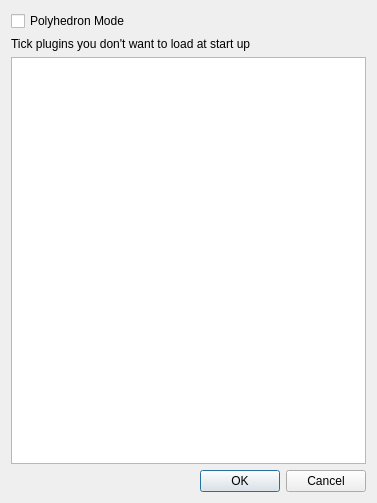
First picture: the form in Polyhedron/demo/Polyhedron/Preferences.ui, repository CGAL/cgal, before the edit.
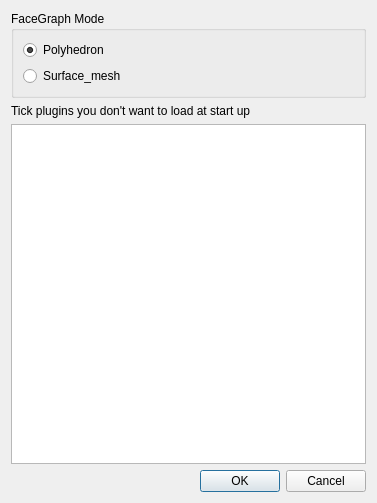
Second picture: the form after the edit.

Commit message: Remove property maps from header and adapt Polyhedorn_mode selection to its new name

```diff
--- a/Polyhedron/demo/Polyhedron/Preferences.ui
+++ b/Polyhedron/demo/Polyhedron/Preferences.ui
@@ -15,16 +15,29 @@
   </property>
   <layout class="QVBoxLayout" name="verticalLayout">
    <item>
-    <widget class="QCheckBox" name="polyhedronMode_checkbox">
-     <property name="toolTip">
-      <string>Check this option if you want Polyhedron as the default type of the Facegraph items. Uncheck it for Surface_mesh.</string>
+    <widget class="QGroupBox" name="groupBox">
+     <property name="title">
+      <string>FaceGraph Mode</string>
      </property>
+     <layout class="QVBoxLayout" name="verticalLayout_2">
+      <item>
+       <widget class="QRadioButton" name="polyRadioButton">
      <property name="text">
-      <string>Polyhedron Mode</string>
+         <string>Polyhedron</string>
      </property>
      <property name="checked">
-      <bool>false</bool>
-     </property>
+         <bool>true</bool>
+        </property>
+       </widget>
+      </item>
+      <item>
+       <widget class="QRadioButton" name="smRadioButton">
+        <property name="text">
+         <string>Surface_mesh</string>
+        </property>
+       </widget>
+      </item>
+     </layout>
     </widget>
    </item>
    <item>
```
Lines whose indentation alone changed are shown as unchanged. The commit also changes 3 other files.
